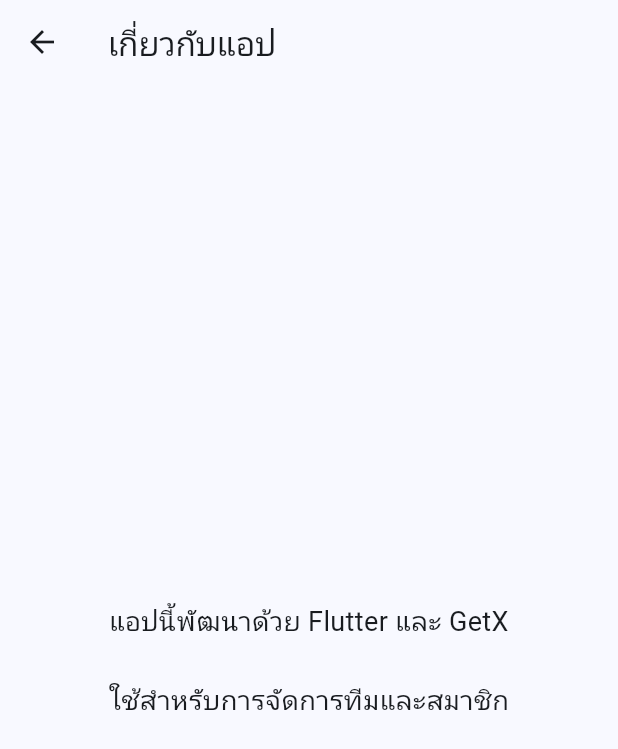
After one commit to SPCH55/TeamPokemon-App, a Flutter app: the screen it shows after launch, after a tap on the "info outline" icon, on a phone screen of 412 x 824 dp. The commit adds this screen. Shown: the top 749 px of the screen. Run offline on Flutter 3.47's test engine with Material 3 defaults, Android fonts, the phone set to English and light mode, and no system bars; our stand-ins replace get, get_storage; network calls fail.

Commit message:
Update latest work

```diff
--- /dev/null
+++ b/app_pokemon/lib/pages/about_page.dart
@@ -0,0 +1,23 @@
+import 'package:flutter/material.dart';
+
+class AboutPage extends StatelessWidget {
+  const AboutPage({super.key});
+
+  @override
+  Widget build(BuildContext context) {
+    return Scaffold(
+      appBar: AppBar(title: const Text('เกี่ยวกับแอป')),
+      body: const Center(
+        child: Padding(
+          padding: EdgeInsets.all(16),
+          child: Text(
+            'แอปนี้พัฒนาด้วย Flutter และ GetX\n\n'
+            'ใช้สำหรับการจัดการทีมและสมาชิก',
+            textAlign: TextAlign.center,
+            style: TextStyle(fontSize: 18),
+          ),
+        ),
+      ),
+    );
+  }
+}
--- a/app_pokemon/lib/pages/teams_page.dart
+++ b/app_pokemon/lib/pages/teams_page.dart
@@ -2,6 +2,7 @@ import 'package:flutter/material.dart';
 import 'package:get/get.dart';
 import '../controllers/team_controller.dart';
 import 'team_page.dart';
+import 'about_page.dart'; // <- สร้างหน้าเกี่ยวกับใหม่
 
 class TeamsPage extends StatelessWidget {
   const TeamsPage({super.key});
@@ -13,6 +14,15 @@ class TeamsPage extends StatelessWidget {
     return Scaffold(
       appBar: AppBar(
         title: const Text('My Teams'),
+        actions: [
+          IconButton(
+            tooltip: 'เกี่ยวกับ',
+            icon: const Icon(Icons.info_outline),
+            onPressed: () {
+              Get.to(() => const AboutPage());
+            },
+          ),
+        ],
       ),
       body: Obx(() {
         final list = ctrl.teams;
@@ -67,7 +77,7 @@ class TeamsPage extends StatelessWidget {
               ),
               onTap: () {
                 ctrl.selectTeam(t.id);
-                Get.to(() => TeamPage()); // << ไม่มี const
+                Get.to(() => const TeamPage());
               },
             );
           },
```
